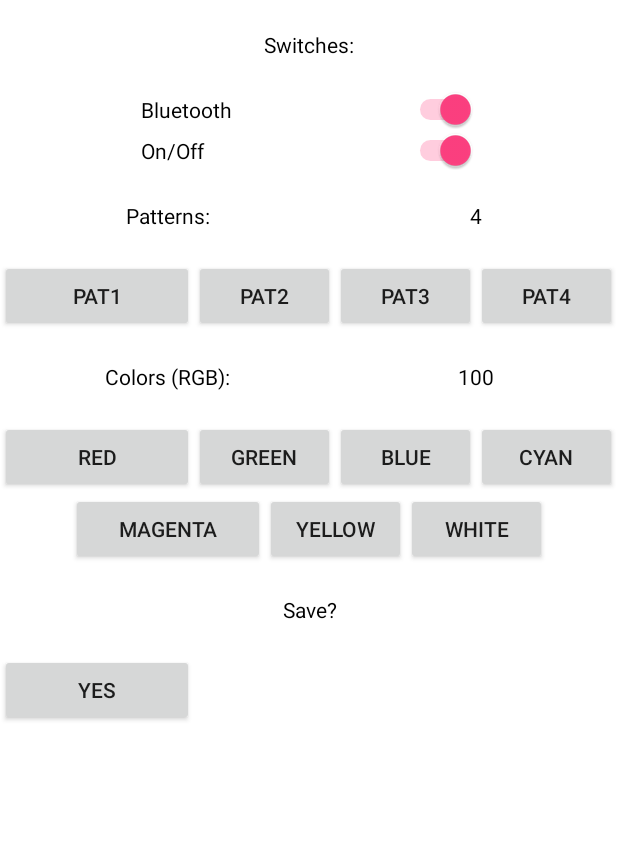
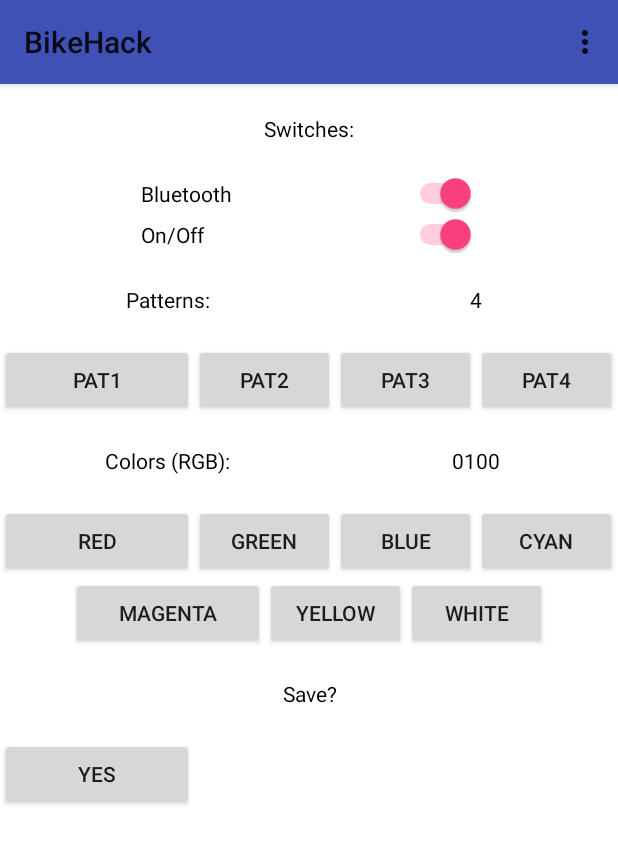
Before and after one commit to jhollister/bike-hack, an Android app: the screen it shows after launch (MainActivity), after a tap on "RED", on a phone screen of 412 x 824 dp. Shown: the top 844 px of the screen. Run offline under Robolectric (Android 15) with nearby library versions, the phone set to English and light mode, and no system bars; 2 statements that could not run were skipped; 1 other tap on this screen came first.

Commit message:
Changed send data from binary string to hex string.

```diff
--- a/Android/app/src/main/AndroidManifest.xml
+++ b/Android/app/src/main/AndroidManifest.xml
@@ -10,7 +10,8 @@
         android:icon="@mipmap/ic_launcher"
         android:label="@string/app_name"
         android:supportsRtl="true"
-        android:theme="@style/AppTheme">
+        android:theme="@style/Theme.AppCompat.Light.NoActionBar">
+
 
         <activity
             android:name=".MainActivity"
--- a/Android/app/src/main/java/org/codingjunkie/bikehack/BlueGuy.java
+++ b/Android/app/src/main/java/org/codingjunkie/bikehack/BlueGuy.java
@@ -41,8 +41,7 @@ public class BlueGuy {
             if(connect(macAddress)) {
                 Log.d(TAG, "Succeeded to connect!");
                 setReadWritable();
-                if(write("Hello from " + android.os.Build.MANUFACTURER + android.os.Build.PRODUCT +
-                "!\n")) {
+                if(write("hello\n")) {
                     Log.d(TAG, "Write successful");
                 } else {
                     Log.d(TAG, "Write failed");
--- a/Android/app/src/main/java/org/codingjunkie/bikehack/MainActivity.java
+++ b/Android/app/src/main/java/org/codingjunkie/bikehack/MainActivity.java
@@ -20,7 +20,7 @@ import android.widget.Toast;
 import java.util.HashMap;
 
 
-public class MainActivity extends Activity {
+public class MainActivity extends AppCompatActivity {
     private final String TAG = MainActivity.class.getSimpleName();
     private final String macAddress = "20:C9:D0:BA:44:2C";
     private BlueGuy bt = null;
@@ -32,6 +32,8 @@ public class MainActivity extends Activity {
     protected void onCreate(Bundle savedInstanceState) {
         super.onCreate(savedInstanceState);
         setContentView(R.layout.activity_main);
+        Toolbar myToolbar = (Toolbar) findViewById(R.id.my_toolbar);
+        setSupportActionBar(myToolbar);
 
         init();
 
@@ -99,7 +101,6 @@ public class MainActivity extends Activity {
         final Button buttonSend = (Button) findViewById(R.id.btnSend);
         buttonSend.setOnClickListener(new View.OnClickListener() {
             public void onClick(View v) {
-                data.put("save", 1);
                 send();
             }
         });
@@ -107,7 +108,7 @@ public class MainActivity extends Activity {
         final Button buttonColor1 = (Button) findViewById(R.id.btnColr1);
         buttonColor1.setOnClickListener(new View.OnClickListener() {
             public void onClick(View v) {
-                color = "100";
+                color = "0100";
                 setTextViewValue(R.id.TextViewColorsValue, color);
             }
         });
@@ -115,7 +116,7 @@ public class MainActivity extends Activity {
         final Button buttonColor2 = (Button) findViewById(R.id.btnColr2);
         buttonColor2.setOnClickListener(new View.OnClickListener() {
             public void onClick(View v) {
-                color = "010";
+                color = "0010";
                 setTextViewValue(R.id.TextViewColorsValue, color);
             }
         });
@@ -123,7 +124,7 @@ public class MainActivity extends Activity {
         final Button buttonColor3 = (Button) findViewById(R.id.btnColr3);
         buttonColor3.setOnClickListener(new View.OnClickListener() {
             public void onClick(View v) {
-                color = "001";
+                color = "0001";
                 setTextViewValue(R.id.TextViewColorsValue, color);
             }
         });
@@ -131,7 +132,7 @@ public class MainActivity extends Activity {
         final Button buttonColor4 = (Button) findViewById(R.id.btnColr4);
         buttonColor4.setOnClickListener(new View.OnClickListener() {
             public void onClick(View v) {
-                color = "110";
+                color = "0110";
                 setTextViewValue(R.id.TextViewColorsValue, color);
             }
         });
@@ -139,7 +140,7 @@ public class MainActivity extends Activity {
         final Button buttonColor5 = (Button) findViewById(R.id.btnColr5);
         buttonColor5.setOnClickListener(new View.OnClickListener() {
             public void onClick(View v) {
-                color = "101";
+                color = "0101";
                 setTextViewValue(R.id.TextViewColorsValue, color);
             }
         });
@@ -147,7 +148,7 @@ public class MainActivity extends Activity {
         final Button buttonColor6 = (Button) findViewById(R.id.btnColr6);
         buttonColor6.setOnClickListener(new View.OnClickListener() {
             public void onClick(View v) {
-                color = "011";
+                color = "0011";
                 setTextViewValue(R.id.TextViewColorsValue, color);
             }
         });
@@ -155,7 +156,7 @@ public class MainActivity extends Activity {
         final Button buttonColor7 = (Button) findViewById(R.id.btnColr7);
         buttonColor7.setOnClickListener(new View.OnClickListener() {
             public void onClick(View v) {
-                color = "111";
+                color = "0111";
                 setTextViewValue(R.id.TextViewColorsValue, color);
             }
         });
@@ -229,10 +230,9 @@ public class MainActivity extends Activity {
 
     private void init() {
         pattern = "1";
-        color = "100";
+        color = "0100";
         data.put("bt", 1);
         data.put("on", 1);
-        data.put("save", 0);
     }
 
     private void setTextViewValue(int id, String str) {
@@ -243,7 +243,7 @@ public class MainActivity extends Activity {
     private void send() {
         int numLEDs = 30;
         String tmpString = "";
-        String tmpColor = "000";
+        String tmpColor = "0000";
 
         if (data.get("bt") != 1) {
             Toast.makeText(getApplicationContext(), "Bluetooth not connected!", Toast.LENGTH_SHORT).show();
@@ -259,7 +259,7 @@ public class MainActivity extends Activity {
             tmpString += tmpColor;
         }
 
-        bt.write(pattern + tmpString + "\n");
+        bt.write(pattern + binToHex(tmpString) + "\n");
     }
 
     private boolean doConnect() {
@@ -280,4 +280,17 @@ public class MainActivity extends Activity {
         }
         return false;
     }
+
+    public String binToHex(String bin) {
+        String tmp = "";
+        int len = bin.length();
+        for (int i = 1; i < len + 1; i++) {
+            if ((i > 0) && (i % 4 == 0)) {
+                String tf = bin.substring(0, 4);
+                bin = bin.substring(4);
+                tmp += Integer.toString(Integer.parseInt(tf, 2), 16);
+            }
+        }
+        return tmp;
+    }
 }
--- a/Android/app/src/main/res/layout/activity_main.xml
+++ b/Android/app/src/main/res/layout/activity_main.xml
@@ -3,10 +3,19 @@
 <TableLayout
     xmlns:android="http://schemas.android.com/apk/res/android"
     android:layout_width="match_parent"
-    android:layout_height="match_parent"
+    android:layout_height="fill_parent"
     android:shrinkColumns="*"
     android:stretchColumns="*"
-    android:background="#ffffff">
+    android:background="#fff">
+
+    <android.support.v7.widget.Toolbar
+        android:id="@+id/my_toolbar"
+        android:layout_width="match_parent"
+        android:layout_height="?attr/actionBarSize"
+        android:background="?attr/colorPrimary"
+        android:elevation="4dp"
+        android:theme="@style/ThemeOverlay.AppCompat.ActionBar"
+        android:popupTheme="@style/ThemeOverlay.AppCompat.Light"/>
 
     <TableRow
         android:layout_height="match_parent"
@@ -119,8 +128,6 @@
             android:layout_weight="1" android:background="#fff"
             android:textColor="#000000"
             android:padding="20dip" android:gravity="center"/>
-
-
     </TableRow>
 
     <!-- Row 3 -->
```
